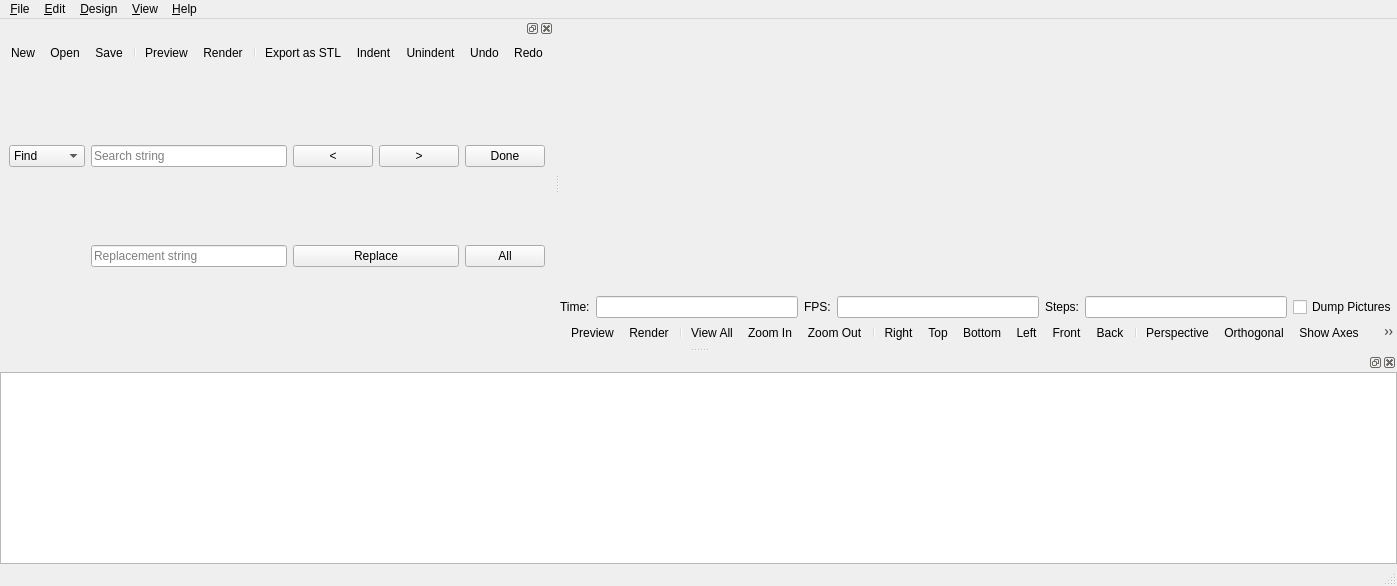
Before: the Qt Designer form src/MainWindow.ui in openscad/openscad, drawn with Qt 5.
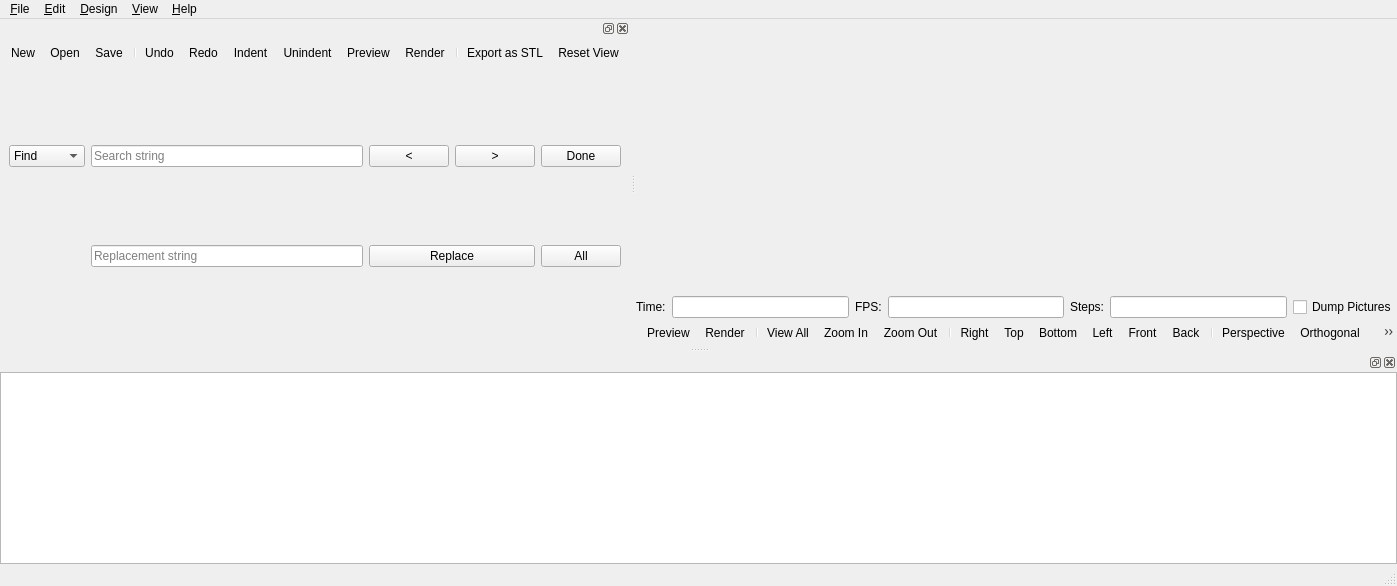
After: the same form once the commit is applied. Icons and pictures are not drawn. Custom widgets are drawn as their Qt base class.

Commit message: reset view icon added

```diff
--- a/src/MainWindow.ui
+++ b/src/MainWindow.ui
@@ -342,14 +342,15 @@
        <addaction name="fileActionOpen"/>
        <addaction name="fileActionSave"/>
        <addaction name="separator"/>
+       <addaction name="editActionUndo"/>
+       <addaction name="editActionRedo"/>
+       <addaction name="editActionIndent"/>
+       <addaction name="editActionUnindent"/>
        <addaction name="designActionPreview"/>
        <addaction name="designActionRender"/>
        <addaction name="separator"/>
        <addaction name="designActionExportSTL"/>
-       <addaction name="editActionIndent"/>
-       <addaction name="editActionUnindent"/>
-       <addaction name="editActionUndo"/>
-       <addaction name="editActionRedo"/>
+       <addaction name="viewActionResetView"/>
       </widget>
      </item>
      <item>
```
Left out of the diff: 4 changed lines with no effect on the pictures. The commit also changes 2 other files.
